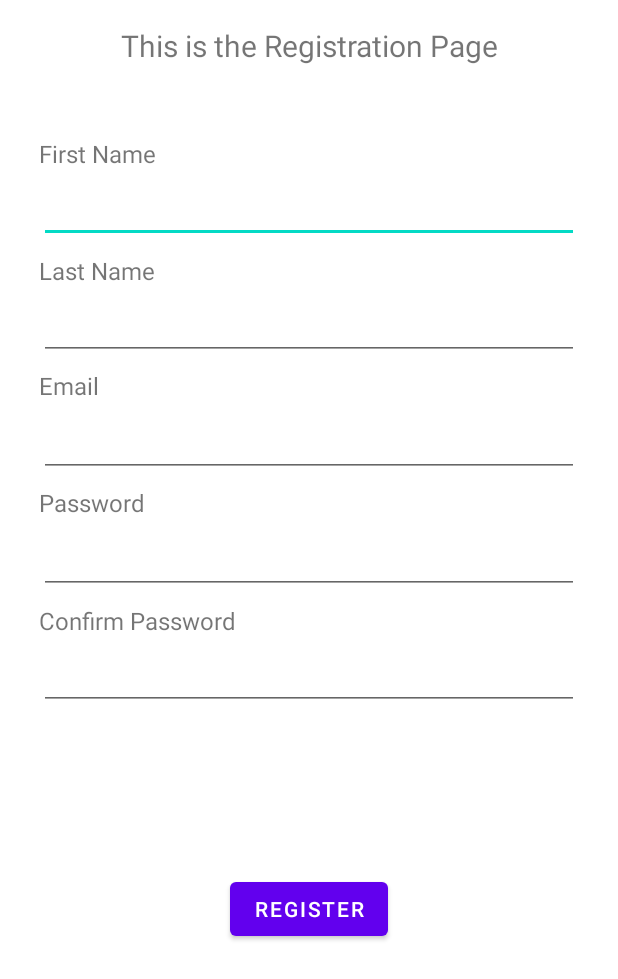
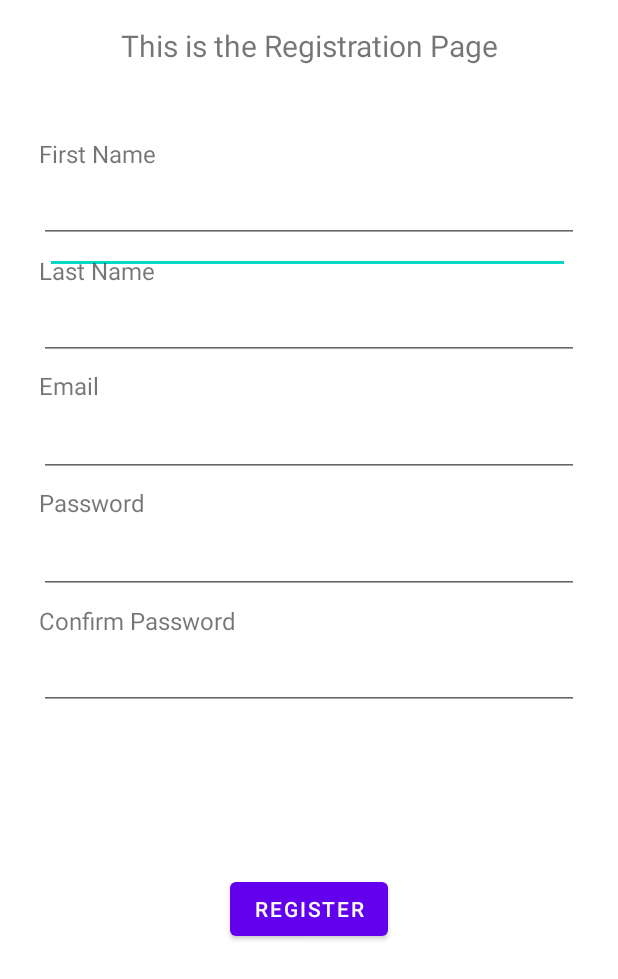
Before and after one commit to majedyousef/3130_proj, an Android app: the fragment RegFragment shown on its own in the app's theme, on a phone screen of 412 x 824 dp. Shown: the top 979 px of the screen. Run offline under Robolectric (Android 15) with nearby library versions, the phone set to English and light mode, and no system bars.

Commit message:
Erin S - Fixed merging issues, app seems to be running okay now

```diff
--- a/app/src/main/java/com/example/csci3130project/ui/register/RegFragment.java
+++ b/app/src/main/java/com/example/csci3130project/ui/register/RegFragment.java
@@ -1,30 +1,76 @@
 package com.example.csci3130project.ui.register;
 
+import android.content.Intent;
 import android.os.Bundle;
+import android.view.Gravity;
 import android.view.LayoutInflater;
 import android.view.View;
 import android.view.ViewGroup;
+import android.widget.Button;
+import android.widget.EditText;
 import android.widget.TextView;
+import android.widget.Toast;
+
 import androidx.annotation.NonNull;
 import androidx.annotation.Nullable;
 import androidx.fragment.app.Fragment;
 import androidx.lifecycle.Observer;
 import androidx.lifecycle.ViewModelProvider;
 
+import com.example.csci3130project.DatabaseUser;
+import com.example.csci3130project.MainActivity;
+import com.example.csci3130project.R;
+import com.example.csci3130project.User;
 import com.example.csci3130project.databinding.FragmentRegBinding;
 
 public class RegFragment extends Fragment {
 
     private RegViewModel regViewModel;
-private FragmentRegBinding binding;
+    private FragmentRegBinding binding;
+    private Button regBtn;
+    EditText fname, lname, editEmail, password, password2, username;
 
     public View onCreateView(@NonNull LayoutInflater inflater,
             ViewGroup container, Bundle savedInstanceState) {
-        regViewModel =
-                new ViewModelProvider(this).get(RegViewModel.class);
+        regViewModel = new ViewModelProvider(this).get(RegViewModel.class);
 
     binding = FragmentRegBinding.inflate(inflater, container, false);
     View root = binding.getRoot();
+
+        regBtn = root.findViewById(R.id.regBtn);
+        fname = root.findViewById(R.id.editRegFname);
+        lname = root.findViewById(R.id.editRegLName);
+        editEmail = root.findViewById(R.id.editRegEmail);
+        password = root.findViewById(R.id.editRegPass);
+        password2 = root.findViewById(R.id.editRegPassConfirm);
+        username = root.findViewById(R.id.editUserName);
+
+        regBtn.setOnClickListener(new View.OnClickListener() {
+
+            public void onClick(View v) {
+
+                String email = editEmail.getText().toString().trim();
+                String pass = password.getText().toString().trim();
+                String pass2 = password2.getText().toString().trim();
+                String firstName = fname.getText().toString().trim();
+                String lastName = lname.getText().toString().trim();
+                String uName = username.getText().toString().trim();
+                User user = new User(firstName, lastName, email, uName, pass);
+                DatabaseUser db = new DatabaseUser();
+
+                if (pass.equals(pass2)) {
+                    db.addUser(user).addOnSuccessListener(suc -> {
+                        Toast.makeText(getActivity(), "Data Inserted Successfully", Toast.LENGTH_SHORT).show();
+                    }).addOnFailureListener(fal -> {
+                        Toast.makeText(getActivity(), "Data Insertion failed", Toast.LENGTH_SHORT).show();
+                    });
+                }
+
+
+            }
+
+
+        });
 
         final TextView textView = binding.textReg;
         regViewModel.getText().observe(getViewLifecycleOwner(), new Observer<String>() {
--- a/app/src/main/res/layout/fragment_reg.xml
+++ b/app/src/main/res/layout/fragment_reg.xml
@@ -6,6 +6,20 @@
     android:layout_width="match_parent"
     android:layout_height="match_parent"
     tools:context=".ui.register.RegFragment" >
+
+    <EditText
+        android:id="@+id/editUserName"
+        android:layout_width="350dp"
+        android:layout_height="50dp"
+        android:ems="10"
+        android:inputType="textPersonName"
+        android:minHeight="48dp"
+        app:layout_constraintBottom_toBottomOf="parent"
+        app:layout_constraintEnd_toEndOf="parent"
+        app:layout_constraintHorizontal_bias="0.481"
+        app:layout_constraintStart_toStartOf="parent"
+        app:layout_constraintTop_toTopOf="parent"
+        app:layout_constraintVertical_bias="0.171" />
 
     <TextView
         android:id="@+id/text_reg"
```
Also changed, not shown: 2 other files.
